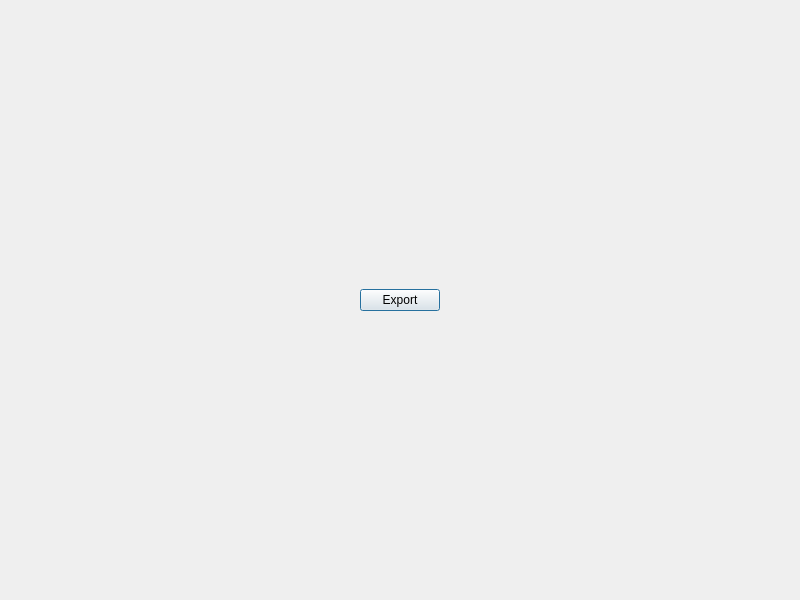
This is pyminflux/ui/trace_stats_viewer.ui in bsse-scf/pyMINFLUX as Qt 5 draws it before an edit. The edited form follows.
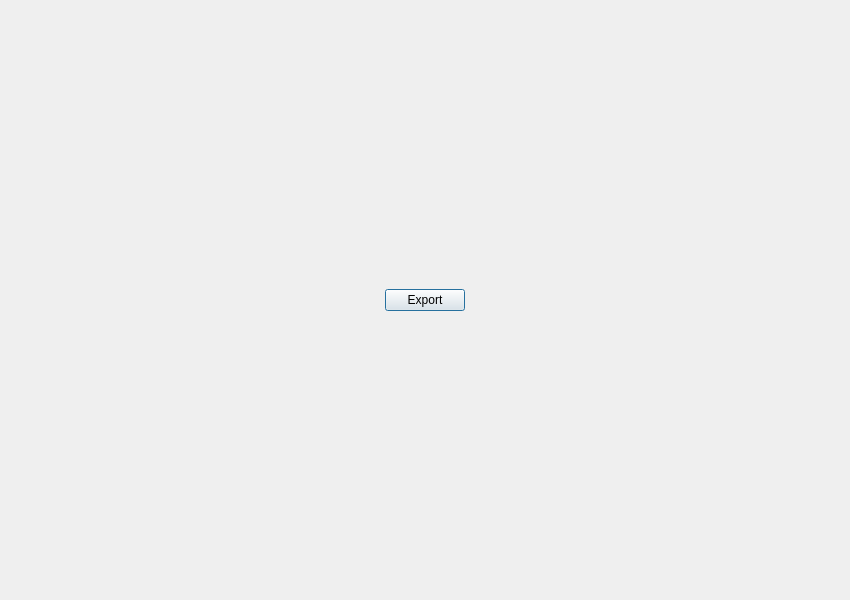
This is the edited form.

Commit message: Make Trace Stats Viewer window slightly wider.

The edit to the form file:
```diff
--- a/pyminflux/ui/trace_stats_viewer.ui
+++ b/pyminflux/ui/trace_stats_viewer.ui
@@ -6,7 +6,7 @@
    <rect>
     <x>0</x>
     <y>0</y>
-    <width>800</width>
+    <width>850</width>
     <height>600</height>
    </rect>
   </property>
```
The commit also changes 1 other file.
